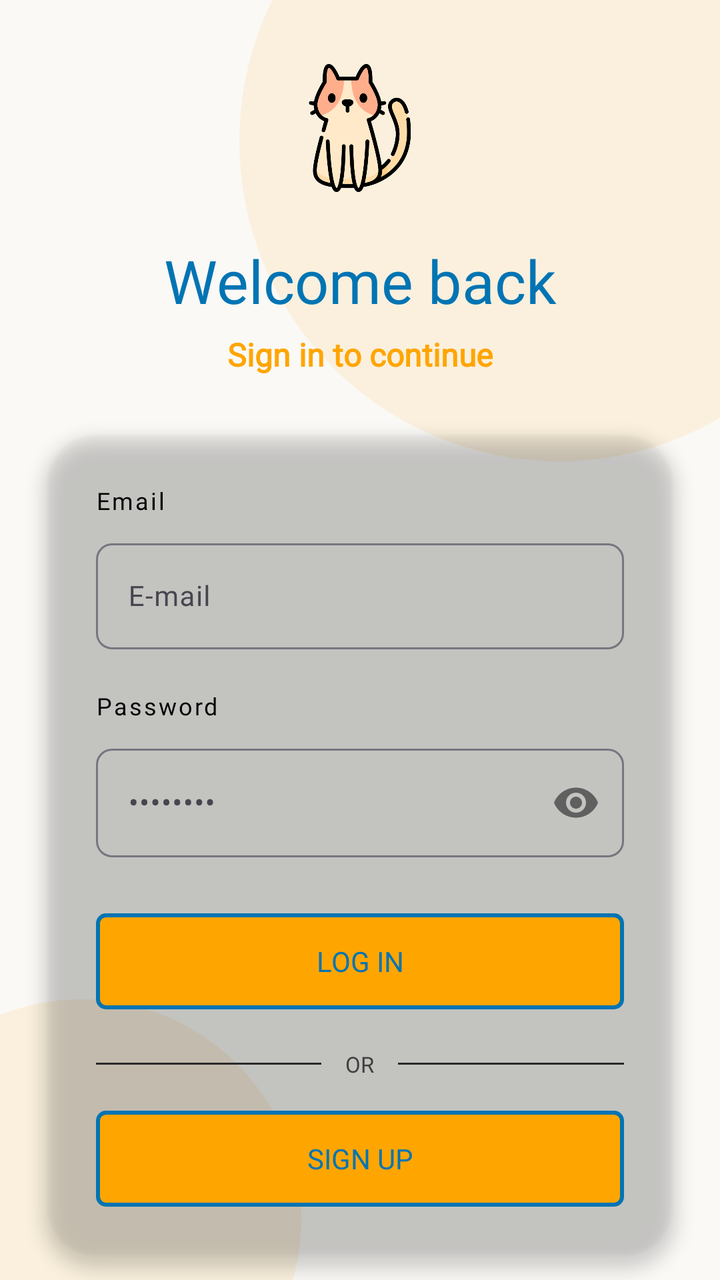
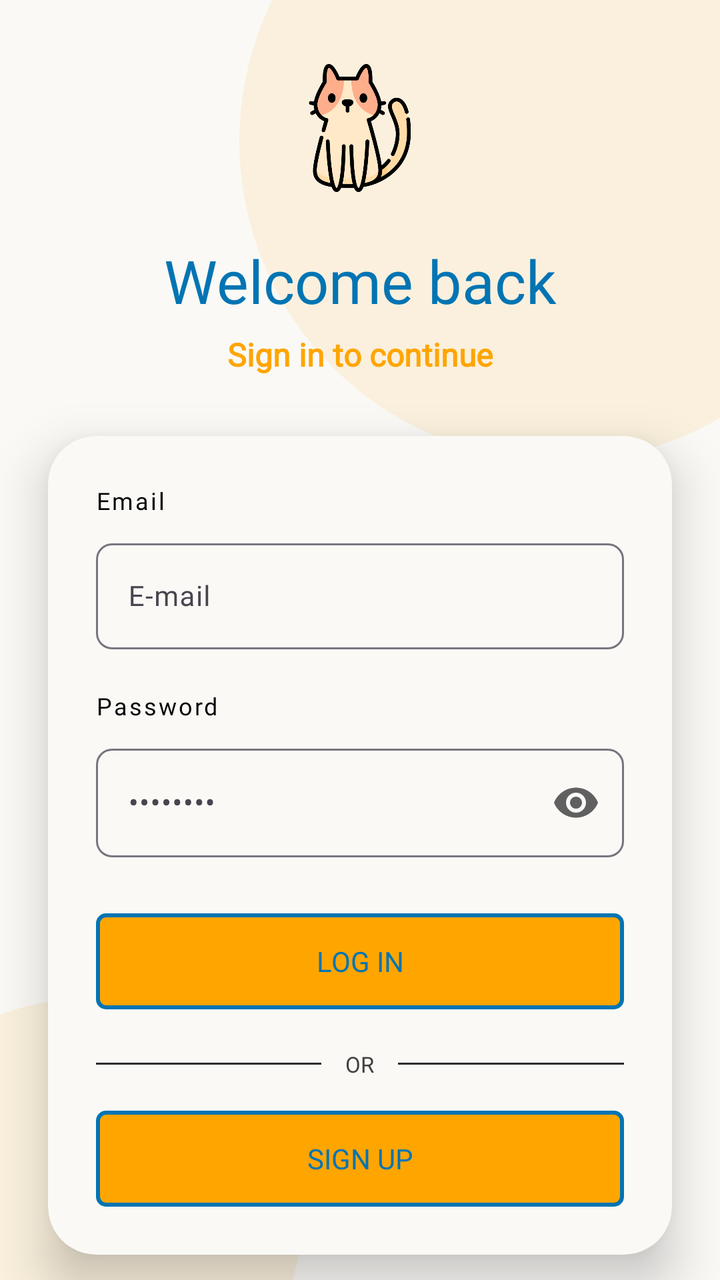

Two renders of the same Android screen: before a commit and after it. Below are the layout's source before the change and the commit's diff.
<!-- AndroidManifest.xml: application theme Theme.MyApp -->
<!-- res/layout/login_fragment_layout.xml -->
<?xml version="1.0" encoding="utf-8"?>
<androidx.constraintlayout.widget.ConstraintLayout xmlns:android="http://schemas.android.com/apk/res/android"
    xmlns:app="http://schemas.android.com/apk/res-auto"
    xmlns:tools="http://schemas.android.com/tools"
    android:layout_width="match_parent"
    android:layout_height="match_parent"
    android:background="@color/off_white">

    
    <View
        android:id="@+id/accentCircle"
        android:layout_width="320dp"
        android:layout_height="320dp"
        android:layout_marginTop="-90dp"
        android:layout_marginEnd="-80dp"
        android:alpha="0.1"
        android:background="@drawable/bg_circle"
        app:layout_constraintEnd_toEndOf="parent"
        app:layout_constraintTop_toTopOf="parent" />

    <androidx.core.widget.NestedScrollView
        android:layout_width="match_parent"
        android:layout_height="0dp"
        android:fillViewport="true"
        android:scrollbars="none"
        app:layout_constraintTop_toTopOf="parent"
        app:layout_constraintBottom_toBottomOf="parent">

        <androidx.constraintlayout.widget.ConstraintLayout
            android:layout_width="match_parent"
            android:layout_height="wrap_content">

            
            <ImageView
                android:id="@+id/ivLogo"
                android:layout_width="64dp"
                android:layout_height="64dp"
                android:layout_marginTop="32dp"
                android:background="@drawable/cat"
                android:padding="12dp"
                app:layout_constraintEnd_toEndOf="parent"
                app:layout_constraintStart_toStartOf="parent"
                app:layout_constraintTop_toTopOf="parent" />

            
            <TextView
                android:id="@+id/tvTitle"
                android:layout_width="wrap_content"
                android:layout_height="wrap_content"
                android:layout_marginTop="24dp"
                android:fontFamily="@font/comic_neue_bold"
                android:text="Welcome back"
                android:textColor="@color/pantone_blue_aster"
                android:textSize="30sp"
                app:layout_constraintEnd_toEndOf="parent"
                app:layout_constraintStart_toStartOf="parent"
                app:layout_constraintTop_toBottomOf="@id/ivLogo" />

            
            <TextView
                android:id="@+id/tvSubtitle"
                android:layout_width="wrap_content"
                android:layout_height="wrap_content"
                android:layout_marginTop="6dp"
                android:text="Sign in to continue"
                android:textColor="@color/orange"
                android:textSize="@dimen/text_large"
                android:fontFamily="@font/comic_neue_bold"
                android:textStyle="bold"
                app:layout_constraintEnd_toEndOf="parent"
                app:layout_constraintStart_toStartOf="parent"
                app:layout_constraintTop_toBottomOf="@id/tvTitle" />

            
            <androidx.cardview.widget.CardView
                android:id="@+id/cardForm"
                android:layout_width="0dp"
                android:layout_height="wrap_content"
                android:layout_marginHorizontal="24dp"
                android:layout_marginTop="30dp"
                android:layout_marginBottom="24dp"
                app:cardBackgroundColor="#0000"
                app:cardCornerRadius="24dp"
                app:cardElevation="5dp"
                app:layout_constraintEnd_toEndOf="parent"
                app:layout_constraintStart_toStartOf="parent"
                app:layout_constraintTop_toBottomOf="@id/tvSubtitle">

                <LinearLayout
                    android:layout_width="match_parent"
                    android:layout_height="wrap_content"
                    android:orientation="vertical"
                    android:padding="24dp">

                    
                    <TextView
                        android:id="@+id/tvEmailLabel"
                        android:layout_width="wrap_content"
                        android:layout_height="wrap_content"
                        android:fontFamily="@font/comic_neue_bold"
                        android:letterSpacing="0.08"
                        android:text="Email"
                        android:textColor="@color/black"
                        android:textSize="12sp" />

                    
                    <com.google.android.material.textfield.TextInputLayout
                        android:id="@+id/tilEmail"
                        style="@style/Widget.Material3.TextInputLayout.OutlinedBox"
                        android:layout_width="match_parent"
                        android:layout_height="wrap_content"
                        android:layout_marginTop="8dp"
                        app:boxCornerRadiusBottomEnd="8dp"
                        app:boxCornerRadiusBottomStart="8dp"
                        app:boxCornerRadiusTopEnd="8dp"
                        app:boxCornerRadiusTopStart="8dp">

                        <com.google.android.material.textfield.TextInputEditText
                            android:id="@+id/etEmail"
                            android:layout_width="match_parent"
                            android:layout_height="wrap_content"
                            android:fontFamily="@font/comic_neue_bold"
                            android:hint="E-mail"
                            android:imeOptions="actionNext"
                            android:inputType="textEmailAddress"
                            android:paddingHorizontal="16dp"
                            android:textColor="#383838"
                            android:textColorHint="#404040"
                            android:textSize="@dimen/text_standard" />

                    </com.google.android.material.textfield.TextInputLayout>

                    
                    <TextView
                        android:id="@+id/tvPasswordLabel"
                        android:layout_width="wrap_content"
                        android:layout_height="wrap_content"
                        android:layout_marginTop="20dp"
                        android:fontFamily="@font/comic_neue_bold"
                        android:letterSpacing="0.08"
                        android:text="Password"
                        android:textColor="@color/black"
                        android:textSize="12sp" />

                    
                    <com.google.android.material.textfield.TextInputLayout
                        android:id="@+id/tilPassword"
                        style="@style/Widget.Material3.TextInputLayout.OutlinedBox"
                        android:layout_width="match_parent"
                        android:layout_height="wrap_content"
                        android:layout_marginTop="8dp"
                        app:boxCornerRadiusBottomEnd="8dp"
                        app:boxCornerRadiusBottomStart="8dp"
                        app:boxCornerRadiusTopEnd="8dp"
                        app:boxCornerRadiusTopStart="8dp"
                        app:passwordToggleEnabled="true"
                        app:passwordToggleTint="#606060">

                        <com.google.android.material.textfield.TextInputEditText
                            android:id="@+id/etPassword"
                            android:layout_width="match_parent"
                            android:layout_height="wrap_content"
                            android:fontFamily="@font/comic_neue_bold"
                            android:hint="••••••••"
                            android:imeOptions="actionDone"
                            android:inputType="textPassword"
                            android:paddingHorizontal="16dp"
                            android:textColor="#383838"
                            android:textColorHint="#404040"
                            android:textSize="15sp" />

                    </com.google.android.material.textfield.TextInputLayout>

                    
                    <androidx.appcompat.widget.AppCompatButton
                        android:id="@+id/btnLogin"
                        android:layout_width="match_parent"
                        android:layout_height="wrap_content"
                        android:layout_marginTop="28dp"
                        android:background="@drawable/button_bg"
                        android:fontFamily="@font/comic_neue_bold"
                        android:padding="@dimen/margin_medium"
                        android:stateListAnimator="@null"
                        android:text="Log In"
                        android:textColor="@color/pantone_blue_aster"
                        android:textSize="@dimen/text_standard" />

                    
                    <LinearLayout
                        android:layout_width="match_parent"
                        android:layout_height="wrap_content"
                        android:layout_marginTop="20dp"
                        android:gravity="center_vertical"
                        android:orientation="horizontal">

                        <View
                            android:layout_width="0dp"
                            android:layout_height="1dp"
                            android:layout_weight="1"
                            android:background="#2A2A2A" />

                        <TextView
                            android:layout_width="wrap_content"
                            android:layout_height="wrap_content"
                            android:layout_marginHorizontal="12dp"
                            android:fontFamily="@font/comic_neue_bold"
                            android:text="OR"
                            android:textColor="#404040"
                            android:textSize="11sp" />

                        <View
                            android:layout_width="0dp"
                            android:layout_height="1dp"
                            android:layout_weight="1"
                            android:background="#2A2A2A" />

                    </LinearLayout>

                    
                    <androidx.appcompat.widget.AppCompatButton
                        android:id="@+id/btnSignUp"
                        android:layout_width="match_parent"
                        android:layout_height="wrap_content"
                        android:layout_marginTop="16dp"
                        android:background="@drawable/button_bg"
                        android:fontFamily="@font/comic_neue_bold"
                        android:stateListAnimator="@null"
                        android:text="Sign Up"
                        android:textColor="@color/pantone_blue_aster"
                        android:textSize="@dimen/text_standard" />

                </LinearLayout>
            </androidx.cardview.widget.CardView>

            <View
                android:id="@+id/accentCircleBottom"
                android:layout_width="220dp"
                android:layout_height="220dp"
                android:layout_marginStart="-70dp"
                android:layout_marginBottom="-80dp"
                android:alpha="0.1"
                android:background="@drawable/bg_circle"
                app:layout_constraintBottom_toBottomOf="parent"
                app:layout_constraintStart_toStartOf="parent" />

        </androidx.constraintlayout.widget.ConstraintLayout>

    </androidx.core.widget.NestedScrollView>

</androidx.constraintlayout.widget.ConstraintLayout>
<!-- resources referenced by this layout -->
<resources>
  <color name="black">#FF000000</color>
  <color name="off_white">#FAF9F6</color>
  <color name="orange">#FFA500</color>
  <color name="pantone_blue_aster">#0274b3</color>
  <dimen name="margin_medium">10dp</dimen>
  <dimen name="text_large">16sp</dimen>
  <dimen name="text_standard">14sp</dimen>
  <!-- drawable bg_circle (drawable) -->
  <shape xmlns:android="http://schemas.android.com/apk/res/android"
      android:shape="oval">
      <solid android:color="@color/orange" />
  </shape>
  <!-- drawable button_bg (drawable) -->
  <?xml version="1.0" encoding="utf-8"?>
  <shape xmlns:android="http://schemas.android.com/apk/res/android"
      android:shape="rectangle">
      <corners android:radius="4dp" />
      <stroke
          android:width="2dp"
          android:color="@color/pantone_blue_aster" />
      <solid android:color="@color/orange" />
  </shape>
  <!-- drawable cat: png bitmap (drawable-nodpi, 38024 bytes) -->
  <style name="Theme.MyApp" parent="Theme.Material3.DayNight.NoActionBar">
          
          <item name="colorPrimary">@color/pantone_blue_aster</item>
          <item name="colorOnPrimary">@color/black</item>
  
          <item name="colorControlActivated">@color/pantone_blue_aster</item>
  
          <item name="android:windowLightStatusBar">true</item> 
      </style>
</resources>

<!-- the commit's change to res/layout/login_fragment_layout.xml (unified diff, before → after) -->
@@ -79,9 +79,9 @@
                 android:layout_marginHorizontal="24dp"
                 android:layout_marginTop="30dp"
                 android:layout_marginBottom="24dp"
-                app:cardBackgroundColor="#0000"
                 app:cardCornerRadius="24dp"
-                app:cardElevation="5dp"
+                app:cardBackgroundColor="@color/off_white"
+                app:cardElevation="15dp"
                 app:layout_constraintEnd_toEndOf="parent"
                 app:layout_constraintStart_toStartOf="parent"
                 app:layout_constraintTop_toBottomOf="@id/tvSubtitle">
